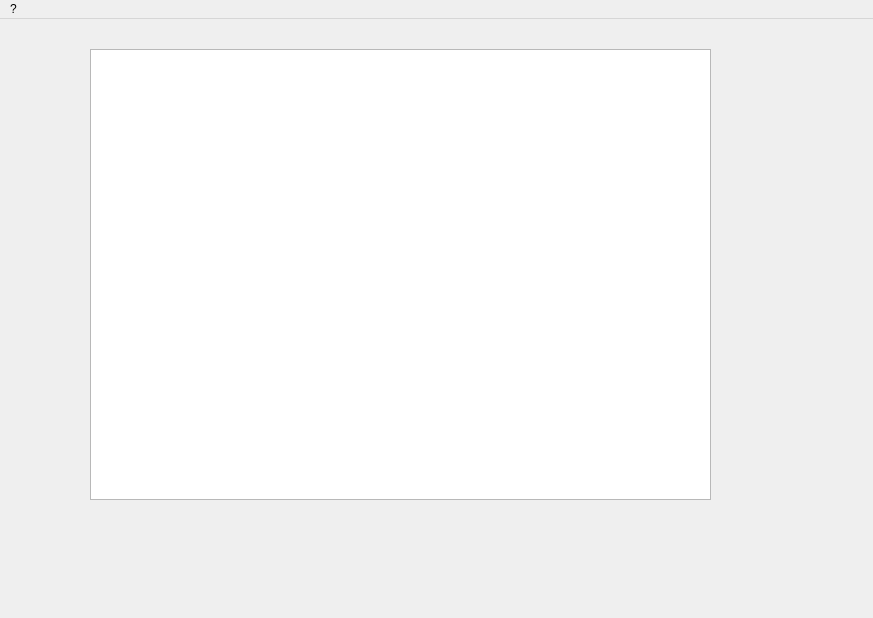
This is mainwindow.ui in llegalhigh/StdHelper as Qt 5 draws it before an edit. The edited form follows.
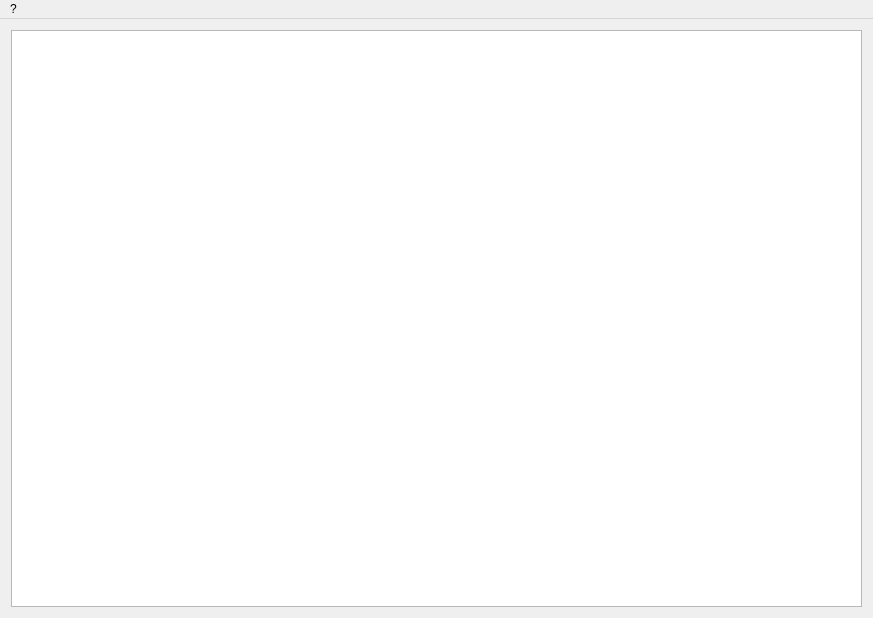
This is the edited form.

Diff of the .ui file:
```diff
--- a/mainwindow.ui
+++ b/mainwindow.ui
@@ -14,14 +14,14 @@
    <string>StdHelper</string>
   </property>
   <widget class="QWidget" name="centralWidget">
+   <layout class="QHBoxLayout" name="horizontalLayout">
+    <item>
    <widget class="QGraphicsView" name="graphicsView">
-    <property name="geometry">
-     <rect>
-      <x>90</x>
-      <y>30</y>
-      <width>621</width>
-      <height>451</height>
-     </rect>
+      <property name="sizePolicy">
+       <sizepolicy hsizetype="Expanding" vsizetype="Expanding">
+        <horstretch>0</horstretch>
+        <verstretch>0</verstretch>
+       </sizepolicy>
     </property>
     <property name="minimumSize">
      <size>
@@ -39,6 +39,8 @@
      </brush>
     </property>
    </widget>
+    </item>
+   </layout>
   </widget>
   <widget class="QMenuBar" name="menuBar">
    <property name="geometry">
```
Lines whose indentation alone changed are shown as unchanged.
